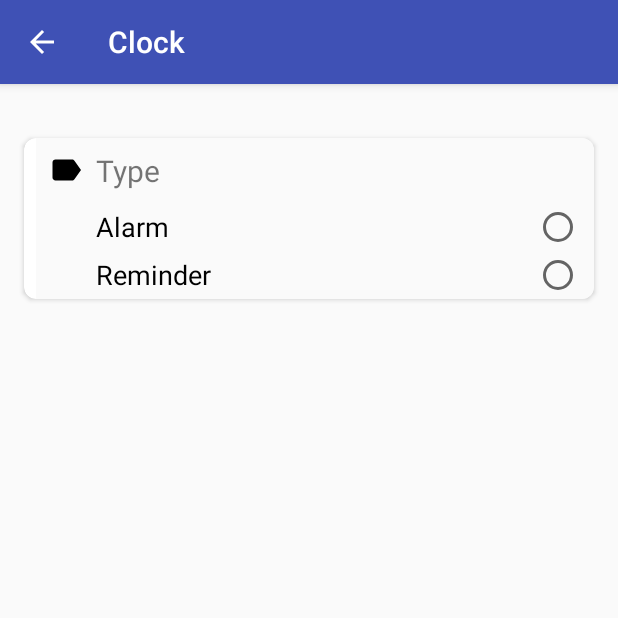
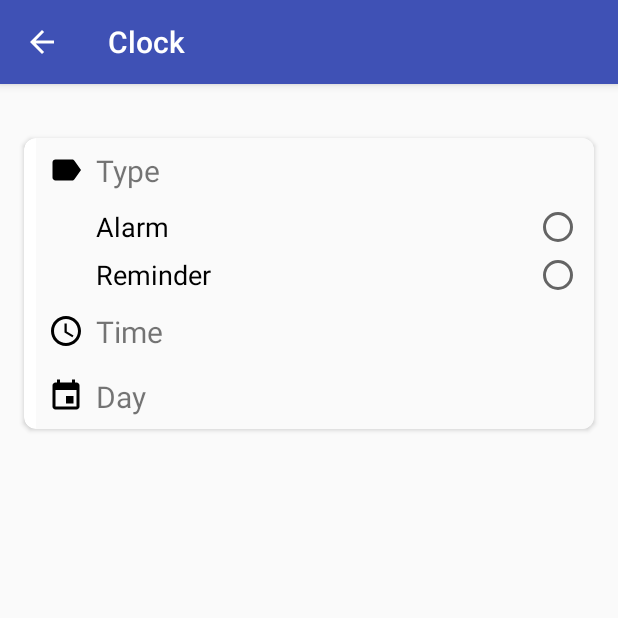
Before and after one commit to Katsuna/public_packages_apps_KatsunaClock, an Android app: the ManageAlarmActivity screen opened directly, with no data from a screen before it, on a phone screen of 412 x 824 dp, the top half of it. Run offline under Robolectric (Android 15) with nearby library versions, the phone set to English and light mode, and no system bars; our stand-ins replace Room's generated code.

Commit message:
Alarm saving and related presenter tests.

```diff
--- a/app/src/main/java/com/katsuna/clock/alarm/ManageAlarmActivity.java
+++ b/app/src/main/java/com/katsuna/clock/alarm/ManageAlarmActivity.java
@@ -8,11 +8,11 @@ import android.util.Log;
 import android.view.View;
 import android.widget.EditText;
 import android.widget.RadioGroup;
+import android.widget.ToggleButton;
 
 import com.katsuna.clock.R;
 import com.katsuna.clock.data.Alarm;
 import com.katsuna.clock.data.AlarmType;
-import com.katsuna.clock.data.source.AlarmsDataSource;
 import com.katsuna.clock.util.Injection;
 import com.katsuna.clock.validators.ValidationResult;
 
@@ -23,11 +23,19 @@ public class ManageAlarmActivity extends AppCompatActivity implements ManageAlar
     private ManageAlarmContract.Presenter mPresenter;
     private FloatingActionButton mPreviousStepFab;
     private FloatingActionButton mNextStepFab;
-    private View mAlarmTimeContainer;
-    private View mAlarmTypeContainer;
-    private View mAlarmDaysContainer;
+    private View mAlarmDaysControl;
     private RadioGroup mAlarmTypeRadioGroup;
     private EditText mDescription;
+    private EditText mHour;
+    private EditText mMinute;
+    private View mAlarmTimeControl;
+    private ToggleButton mMondayToggle;
+    private ToggleButton mTuesdayToggle;
+    private ToggleButton mWednesdayToggle;
+    private ToggleButton mThursdayToggle;
+    private ToggleButton mFridayToggle;
+    private ToggleButton mSaturdayToggle;
+    private ToggleButton mSundayToggle;
 
     @Override
     protected void onCreate(Bundle savedInstanceState) {
@@ -42,7 +50,6 @@ public class ManageAlarmActivity extends AppCompatActivity implements ManageAlar
     }
 
     private void init() {
-        mAlarmTypeContainer = findViewById(R.id.alarm_type_container);
         mAlarmTypeRadioGroup = findViewById(R.id.alarm_type_radio_group);
         mAlarmTypeRadioGroup.setOnCheckedChangeListener(new RadioGroup.OnCheckedChangeListener() {
             @Override
@@ -59,8 +66,18 @@ public class ManageAlarmActivity extends AppCompatActivity implements ManageAlar
         });
         mDescription = findViewById(R.id.alarm_description);
 
-        mAlarmTimeContainer = findViewById(R.id.alarm_time_container);
-        mAlarmDaysContainer = findViewById(R.id.alarm_days_container);
+        mAlarmTimeControl = findViewById(R.id.alarm_time_control);
+        mHour = findViewById(R.id.hour);
+        mMinute = findViewById(R.id.minute);
+
+        mAlarmDaysControl = findViewById(R.id.alarm_days_radio_group);
+        mMondayToggle = findViewById(R.id.monday_tb);
+        mTuesdayToggle = findViewById(R.id.tuesday_tb);
+        mWednesdayToggle = findViewById(R.id.wednesday_tb);
+        mThursdayToggle = findViewById(R.id.thursday_tb);
+        mFridayToggle = findViewById(R.id.friday_tb);
+        mSaturdayToggle = findViewById(R.id.saturday_tb);
+        mSundayToggle = findViewById(R.id.sunday_tb);
 
         mPreviousStepFab = findViewById(R.id.prev_step_fab);
         mPreviousStepFab.setOnClickListener(new View.OnClickListener() {
@@ -93,7 +110,13 @@ public class ManageAlarmActivity extends AppCompatActivity implements ManageAlar
 
     @Override
     public void showAlarmsList() {
+        finish();
+    }
 
+    @Override
+    public void setTime(String hour, String minute) {
+        mHour.setText(hour);
+        mMinute.setText(minute);
     }
 
     @Override
@@ -129,16 +152,28 @@ public class ManageAlarmActivity extends AppCompatActivity implements ManageAlar
     @Override
     public void showAlarmTypeControlUnfocused() {
         // TODO
+        mAlarmTypeRadioGroup.setVisibility(View.GONE);
     }
 
     @Override
     public void showAlarmTimeControlInputMode() {
-        mAlarmTimeContainer.setVisibility(View.VISIBLE);
+        mAlarmTimeControl.setVisibility(View.VISIBLE);
+    }
+
+    @Override
+    public void showAlarmTimeControlUnfocused() {
+        // TODO
+        mAlarmTimeControl.setVisibility(View.GONE);
     }
 
     @Override
     public void showAlarmTimeControl(boolean flag) {
-        mAlarmTimeContainer.setVisibility(flag ? View.VISIBLE : View.GONE);
+        mAlarmTimeControl.setVisibility(flag ? View.VISIBLE : View.GONE);
+    }
+
+    @Override
+    public void showAlarmDaysControl(boolean flag) {
+        mAlarmDaysControl.setVisibility(flag ? View.VISIBLE : View.GONE);
     }
 
     @Override
@@ -150,14 +185,19 @@ public class ManageAlarmActivity extends AppCompatActivity implements ManageAlar
         ManageAlarmStep step = mPresenter.getCurrentStep();
         switch (step) {
             case TYPE:
-                mPresenter.setAlarmTypeInfo(getAlarmType(), mDescription.getText().toString());
+                mPresenter.validateAlarmTypeInfo(getAlarmType(), mDescription.getText().toString());
                 break;
             case TIME:
-                mPresenter.setAlarmTime("10", "15");
+                mPresenter.validateAlarmTime(mHour.getText().toString(),
+                        mMinute.getText().toString());
                 break;
             case DAYS:
-                AlarmsDataSource dataSource = Injection.provideAlarmsDataSource(this);
-                dataSource.saveAlarm(new Alarm(AlarmType.ALARM, "desc 1"));
+                mPresenter.saveAlarm(getAlarmType(), mDescription.getText().toString(),
+                        mHour.getText().toString(), mMinute.getText().toString(),
+                        mMondayToggle.isChecked(), mTuesdayToggle.isChecked(),
+                        mWednesdayToggle.isChecked(), mThursdayToggle.isChecked(),
+                        mFridayToggle.isChecked(), mSaturdayToggle.isChecked(),
+                        mSundayToggle.isChecked());
                 break;
         }
     }
--- a/app/src/main/res/layout/activity_manage_alarm.xml
+++ b/app/src/main/res/layout/activity_manage_alarm.xml
@@ -26,6 +26,7 @@
                     android:id="@+id/prev_step_fab"
                     android:layout_width="wrap_content"
                     android:layout_height="wrap_content"
+                    android:layout_margin="8dp"
                     android:src="@drawable/ic_access_time_black_24dp"
                     android:visibility="gone" />
 
@@ -33,6 +34,7 @@
                     android:id="@+id/next_step_fab"
                     android:layout_width="wrap_content"
                     android:layout_height="wrap_content"
+                    android:layout_margin="8dp"
                     android:src="@drawable/ic_add_black_24dp"
                     android:visibility="gone" />
 
@@ -122,8 +124,7 @@
                     <RelativeLayout
                         android:id="@+id/alarm_time_container"
                         android:layout_width="match_parent"
-                        android:layout_height="wrap_content"
-                        android:visibility="gone">
+                        android:layout_height="wrap_content">
 
                         <TextView
                             android:id="@+id/alarm_time_text"
@@ -136,11 +137,13 @@
                             android:textSize="20sp" />
 
                         <LinearLayout
+                            android:id="@+id/alarm_time_control"
                             android:layout_width="match_parent"
                             android:layout_height="wrap_content"
                             android:layout_below="@id/alarm_time_text"
                             android:gravity="center"
-                            android:orientation="horizontal">
+                            android:orientation="horizontal"
+                            android:visibility="gone">
 
                             <LinearLayout
                                 android:layout_width="wrap_content"
@@ -202,8 +205,7 @@
                     <RelativeLayout
                         android:id="@+id/alarm_days_container"
                         android:layout_width="match_parent"
-                        android:layout_height="wrap_content"
-                        android:visibility="gone">
+                        android:layout_height="wrap_content">
 
                         <TextView
                             android:id="@+id/alarm_days_text"
@@ -223,9 +225,11 @@
                             android:layout_below="@id/alarm_days_text"
                             android:layout_marginEnd="8dp"
                             android:layout_marginStart="28dp"
-                            android:orientation="vertical">
+                            android:orientation="vertical"
+                            android:visibility="gone">
 
                             <ToggleButton
+                                android:id="@+id/monday_tb"
                                 android:layout_width="match_parent"
                                 android:layout_height="wrap_content"
                                 android:layout_gravity="start"
@@ -239,6 +243,7 @@
                                 android:textSize="18sp" />
 
                             <ToggleButton
+                                android:id="@+id/tuesday_tb"
                                 android:layout_width="match_parent"
                                 android:layout_height="wrap_content"
                                 android:layout_gravity="start"
@@ -252,6 +257,7 @@
                                 android:textSize="18sp" />
 
                             <ToggleButton
+                                android:id="@+id/wednesday_tb"
                                 android:layout_width="match_parent"
                                 android:layout_height="wrap_content"
                                 android:layout_gravity="start"
@@ -265,6 +271,7 @@
                                 android:textSize="18sp" />
 
                             <ToggleButton
+                                android:id="@+id/thursday_tb"
                                 android:layout_width="match_parent"
                                 android:layout_height="wrap_content"
                                 android:layout_gravity="start"
@@ -278,6 +285,7 @@
                                 android:textSize="18sp" />
 
                             <ToggleButton
+                                android:id="@+id/friday_tb"
                                 android:layout_width="match_parent"
                                 android:layout_height="wrap_content"
                                 android:layout_gravity="start"
@@ -291,6 +299,7 @@
                                 android:textSize="18sp" />
 
                             <ToggleButton
+                                android:id="@+id/saturday_tb"
                                 android:layout_width="match_parent"
                                 android:layout_height="wrap_content"
                                 android:layout_gravity="start"
@@ -304,6 +313,7 @@
                                 android:textSize="18sp" />
 
                             <ToggleButton
+                                android:id="@+id/sunday_tb"
                                 android:layout_width="match_parent"
                                 android:layout_height="wrap_content"
                                 android:layout_gravity="start"
```
Also changed, not shown: app/src/main/java/com/katsuna/clock/alarm/ManageAlarmContract.java (+12 -7 lines), app/src/main/java/com/katsuna/clock/alarm/ManageAlarmPresenter.java (+39 -37 lines), 1 other file.
